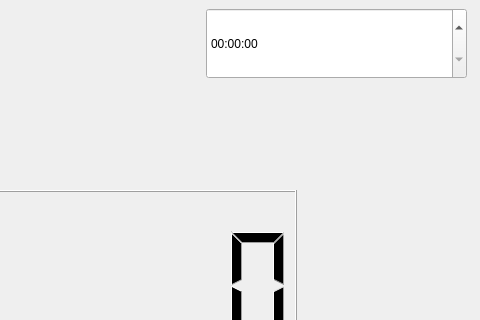
The window that Bikey_UI/Bikey_UI.ui (LeadSing/Bikey) describes before a commit, drawn with Qt 5; both pictures show x 544 to 1024 and y 0 to 320 of the 1024 by 600 pixel window.
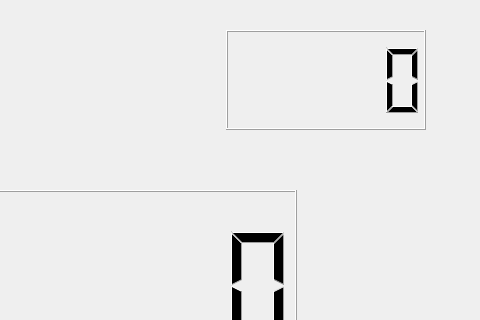
The same window after the commit. Icons and pictures are not drawn.

Commit message: Correccion de errores

Patch:
```diff
--- a/Bikey_UI/Bikey_UI.ui
+++ b/Bikey_UI/Bikey_UI.ui
@@ -122,19 +122,6 @@
     <string>Odometro</string>
    </property>
   </widget>
-  <widget class="QTimeEdit" name="timeEdit">
-   <property name="geometry">
-    <rect>
-     <x>750</x>
-     <y>8</y>
-     <width>261</width>
-     <height>71</height>
-    </rect>
-   </property>
-   <property name="calendarPopup">
-    <bool>false</bool>
-   </property>
-  </widget>
   <widget class="QLCDNumber" name="RPM">
    <property name="geometry">
     <rect>
@@ -323,6 +310,19 @@
     </item>
    </layout>
   </widget>
+  <widget class="QLCDNumber" name="lcd_hora">
+   <property name="enabled">
+    <bool>true</bool>
+   </property>
+   <property name="geometry">
+    <rect>
+     <x>770</x>
+     <y>30</y>
+     <width>200</width>
+     <height>100</height>
+    </rect>
+   </property>
+  </widget>
  </widget>
  <resources/>
  <connections/>
```
Left out of the diff: 6 changed lines with no effect on the pictures. The commit also changes 2 other files.
